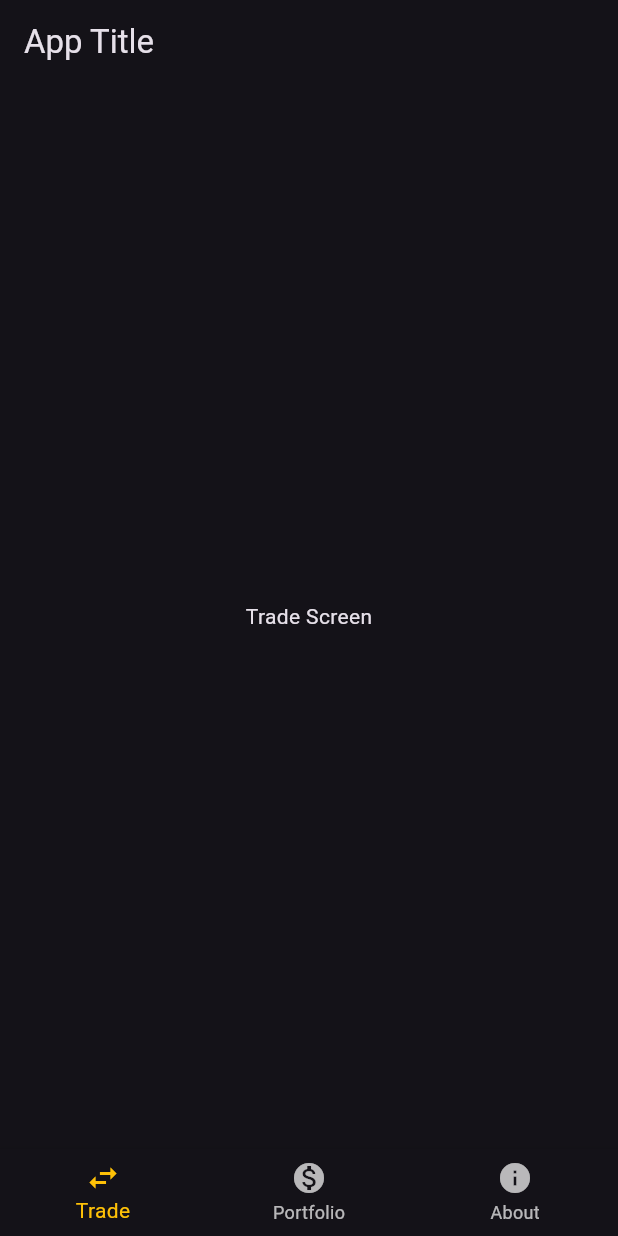
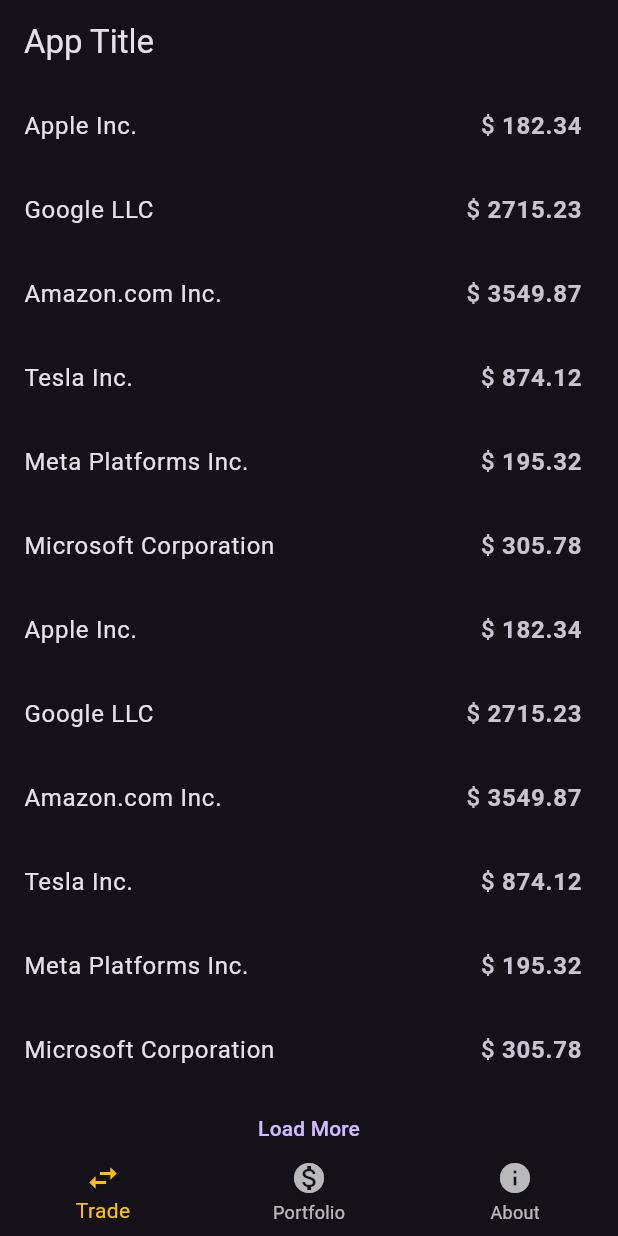
Before and after one commit to VarunBanka/Paper-Trader-using-flutter, a Flutter app: the screen it shows after launch, on a phone screen of 412 x 824 dp. Run offline on Flutter 3.47's test engine with Material 3 defaults, Android fonts, the phone set to English and light mode, and no system bars.

Commit message:
Added content to trade page & made loadMore btn

```diff
--- /dev/null
+++ b/lib/trade_data.dart
@@ -0,0 +1,14 @@
+final List<Map<String, dynamic>> tradeItems = [
+  {"name": "Apple Inc.", "price": 182.34},
+  {"name": "Google LLC", "price": 2715.23},
+  {"name": "Amazon.com Inc.", "price": 3549.87},
+  {"name": "Tesla Inc.", "price": 874.12},
+  {"name": "Meta Platforms Inc.", "price": 195.32},
+  {"name": "Microsoft Corporation", "price": 305.78},
+  {"name": "Apple Inc.", "price": 182.34},
+  {"name": "Google LLC", "price": 2715.23},
+  {"name": "Amazon.com Inc.", "price": 3549.87},
+  {"name": "Tesla Inc.", "price": 874.12},
+  {"name": "Meta Platforms Inc.", "price": 195.32},
+  {"name": "Microsoft Corporation", "price": 305.78},
+];
--- a/lib/trade_screen.dart
+++ b/lib/trade_screen.dart
@@ -1,15 +1,85 @@
 import 'package:flutter/material.dart';
+import 'package:paper_trading/trade_data.dart'; // Import trade_data.dart
+import 'package:paper_trading/load_more_screen.dart'; // Import load_more_screen.dart
 
 class TradeScreen extends StatefulWidget {
+  const TradeScreen({Key? key}) : super(key: key);
   @override
   _TradeScreenState createState() => _TradeScreenState();
 }
 
+stockInfo() {
+  // dont mess with this func
+  return const Center(
+    child: SizedBox(
+      child: Center(
+        child: Column(
+          mainAxisAlignment: MainAxisAlignment.center,
+          children: <Widget>[Text("Made By Varun Banka")],
+        ),
+      ),
+    ),
+  );
+}
+
 class _TradeScreenState extends State<TradeScreen> {
-  // Add your Trade Screen state variables and logic here
+  // Flag to indicate if "Load More" is visible
+  bool _showLoadMore = true;
+
+  void _showItemDetails(Map<String, dynamic> item) {
+    showModalBottomSheet<void>(
+      context: context,
+      builder: (ctx) => stockInfo(),
+    );
+  }
+
+  void _onLoadMore() {
+    // Simulate loading more data (replace with actual logic)
+    Future.delayed(const Duration(seconds: 1), () {
+      setState(() {
+        _showLoadMore = false; // Hide "Load More" after simulation
+      });
+    });
+
+    // Navigate to LoadMoreScreen
+    Navigator.push(
+        context, MaterialPageRoute(builder: (context) => LoadMoreScreen()));
+  }
 
   @override
   Widget build(BuildContext context) {
-    return Center(child: Text('Trade Screen'));
+    return ListView.builder(
+      itemCount:
+          tradeItems.length + (_showLoadMore ? 1 : 0), // Add 1 for Load More
+      itemBuilder: (context, index) {
+        if (index == tradeItems.length) {
+          // Show "Load More" button if applicable
+          return TextButton(
+            onPressed: _onLoadMore,
+            style: TextButton.styleFrom(
+              padding: const EdgeInsets.symmetric(
+                  horizontal: 10, vertical: 5), // Smaller padding
+            ),
+            child: const Text('Load More'),
+          );
+        }
+        final item = tradeItems[index];
+        return ListTile(
+          title: Text(item['name']),
+          trailing: Row(
+            mainAxisSize: MainAxisSize.min,
+            children: [
+              const Text('\$ ', style: TextStyle(fontSize: 16)),
+              Text(
+                item['price'].toStringAsFixed(2),
+                style:
+                    const TextStyle(fontWeight: FontWeight.bold, fontSize: 16),
+              ),
+            ],
+          ),
+          onTap: () => _showItemDetails(item),
+        );
+      },
+    );
   }
 }
```
Also changed, not shown: lib/load_more_screen.dart (added, +19 -0 lines).
